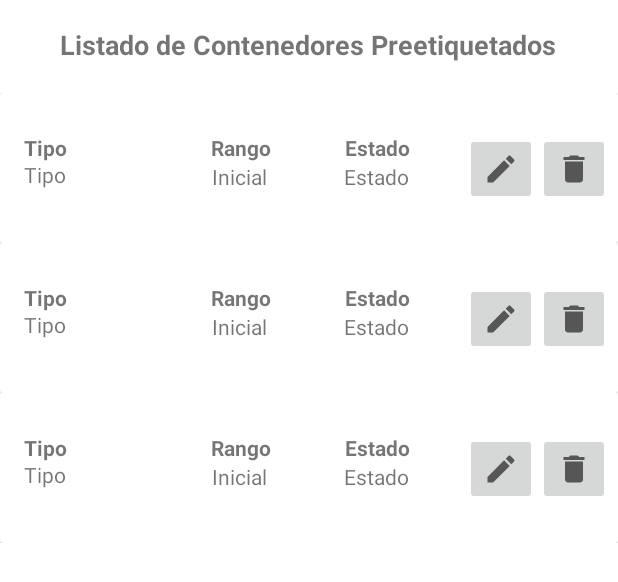
After one commit to evilca/proyecto-reniec, an Android app: the layout activity_editar_rango.xml on its own in the app's theme, with its tools: preview values and no code run, on a phone screen of 412 x 824 dp. The commit adds this screen. Shown: the top 582 px of the screen. Run offline under Robolectric (Android 15) with nearby library versions, the phone set to English and light mode, and no system bars.

Commit message:
Logica Preetiqueta, Modulo Editar Rango con Adaptador y RV

```diff
--- a/app/src/main/java/com/evilca/firebaseapp/MainActivity.java
+++ b/app/src/main/java/com/evilca/firebaseapp/MainActivity.java
@@ -37,6 +37,7 @@ public class MainActivity extends AppCompatActivity {
     private List<Persona> listaPersonas = new ArrayList<>();
 //    ArrayAdapter<Persona> personaArrayAdapter;
     AdaptadorPersonalizado adaptador;
+
     @Override
     protected void onCreate(Bundle savedInstanceState) {
         super.onCreate(savedInstanceState);
--- /dev/null
+++ b/app/src/main/res/layout/activity_editar_rango.xml
@@ -0,0 +1,33 @@
+<?xml version="1.0" encoding="utf-8"?>
+<androidx.constraintlayout.widget.ConstraintLayout xmlns:android="http://schemas.android.com/apk/res/android"
+    xmlns:app="http://schemas.android.com/apk/res-auto"
+    xmlns:tools="http://schemas.android.com/tools"
+    android:layout_width="match_parent"
+    android:layout_height="match_parent"
+    tools:context=".preetiquetado.EditarRangoActivity">
+
+    <TextView
+        android:id="@+id/textView2"
+        android:layout_width="wrap_content"
+        android:layout_height="wrap_content"
+        android:layout_marginStart="40dp"
+        android:text="Listado de Contenedores Preetiquetados"
+        android:textSize="18dp"
+        android:textStyle="bold"
+        app:layout_constraintBottom_toBottomOf="parent"
+        app:layout_constraintHorizontal_bias="0.452"
+        app:layout_constraintLeft_toLeftOf="parent"
+        app:layout_constraintRight_toRightOf="parent"
+        app:layout_constraintStart_toStartOf="parent"
+        app:layout_constraintTop_toTopOf="parent"
+        app:layout_constraintVertical_bias="0.022" />
+
+    <androidx.recyclerview.widget.RecyclerView
+        android:id="@+id/rvRangosPreetiquetado"
+        android:layout_width="match_parent"
+        android:layout_height="500dp"
+        android:layout_marginTop="20dp"
+        app:layout_constraintStart_toStartOf="parent"
+        app:layout_constraintTop_toBottomOf="@+id/textView2"
+        tools:listitem="@layout/fila_preetiqueta" />
+</androidx.constraintlayout.widget.ConstraintLayout>
--- /dev/null
+++ b/app/src/main/res/layout/fila_preetiqueta.xml
@@ -0,0 +1,127 @@
+<?xml version="1.0" encoding="utf-8"?>
+<LinearLayout xmlns:android="http://schemas.android.com/apk/res/android"
+    xmlns:app="http://schemas.android.com/apk/res-auto"
+    xmlns:tools="http://schemas.android.com/tools"
+    android:orientation="vertical"
+    android:layout_width="match_parent"
+    android:layout_height="wrap_content">
+
+
+    <androidx.cardview.widget.CardView
+        android:layout_width="match_parent"
+        android:layout_height="100dp">
+
+        <androidx.constraintlayout.widget.ConstraintLayout
+            android:layout_width="match_parent"
+            android:layout_height="match_parent">
+
+
+            <TextView
+                android:id="@+id/filaTipo"
+                android:layout_width="wrap_content"
+                android:layout_height="wrap_content"
+                android:text="Tipo"
+                app:layout_constraintBottom_toBottomOf="parent"
+                app:layout_constraintEnd_toEndOf="parent"
+                app:layout_constraintHorizontal_bias="0.041"
+                app:layout_constraintStart_toStartOf="parent"
+                app:layout_constraintTop_toTopOf="parent"
+                app:layout_constraintVertical_bias="0.555" />
+
+            <TextView
+                android:id="@+id/filaEstado"
+                android:layout_width="wrap_content"
+                android:layout_height="wrap_content"
+                android:text="Estado"
+                app:layout_constraintBottom_toBottomOf="parent"
+                app:layout_constraintEnd_toEndOf="parent"
+                app:layout_constraintHorizontal_bias="0.622"
+                app:layout_constraintStart_toStartOf="parent"
+                app:layout_constraintTop_toTopOf="parent"
+                app:layout_constraintVertical_bias="0.567" />
+
+            <TextView
+                android:id="@+id/filaInicial"
+                android:layout_width="wrap_content"
+                android:layout_height="wrap_content"
+                android:text="Inicial"
+                app:layout_constraintBottom_toBottomOf="parent"
+                app:layout_constraintEnd_toEndOf="parent"
+                app:layout_constraintHorizontal_bias="0.377"
+                app:layout_constraintStart_toStartOf="parent"
+                app:layout_constraintTop_toTopOf="parent"
+                app:layout_constraintVertical_bias="0.567" />
+
+            <ImageButton
+                android:id="@+id/filaEditarRango"
+                android:layout_width="wrap_content"
+                android:layout_height="wrap_content"
+                android:minHeight="48dp"
+                app:layout_constraintBottom_toBottomOf="parent"
+                app:layout_constraintEnd_toEndOf="parent"
+                app:layout_constraintHorizontal_bias="0.851"
+                app:layout_constraintStart_toStartOf="parent"
+                app:layout_constraintTop_toTopOf="parent"
+                app:layout_constraintVertical_bias="0.519"
+                app:srcCompat="@drawable/icono_editar"
+                tools:ignore="SpeakableTextPresentCheck" />
+
+            <ImageButton
+                android:id="@+id/filaEliminarRango"
+                android:layout_width="wrap_content"
+                android:layout_height="wrap_content"
+                android:minHeight="48dp"
+                app:layout_constraintBottom_toBottomOf="parent"
+                app:layout_constraintEnd_toEndOf="parent"
+                app:layout_constraintHorizontal_bias="0.986"
+                app:layout_constraintStart_toStartOf="parent"
+                app:layout_constraintTop_toTopOf="parent"
+                app:layout_constraintVertical_bias="0.519"
+                app:srcCompat="@drawable/icono_delete"
+                tools:ignore="SpeakableTextPresentCheck" />
+
+            <TextView
+                android:id="@+id/textView9"
+                android:layout_width="wrap_content"
+                android:layout_height="wrap_content"
+                android:text="Tipo"
+                android:textStyle="bold"
+                app:layout_constraintBottom_toBottomOf="parent"
+                app:layout_constraintEnd_toEndOf="parent"
+                app:layout_constraintHorizontal_bias="0.041"
+                app:layout_constraintStart_toStartOf="parent"
+                app:layout_constraintTop_toTopOf="parent"
+                app:layout_constraintVertical_bias="0.333" />
+
+            <TextView
+                android:id="@+id/textView11"
+                android:layout_width="wrap_content"
+                android:layout_height="wrap_content"
+                android:text="Rango"
+                android:textStyle="bold"
+                app:layout_constraintBottom_toBottomOf="parent"
+                app:layout_constraintEnd_toEndOf="parent"
+                app:layout_constraintHorizontal_bias="0.378"
+                app:layout_constraintStart_toStartOf="parent"
+                app:layout_constraintTop_toTopOf="parent"
+                app:layout_constraintVertical_bias="0.333" />
+
+            <TextView
+                android:id="@+id/textView13"
+                android:layout_width="wrap_content"
+                android:layout_height="wrap_content"
+                android:text="Estado"
+                android:textStyle="bold"
+                app:layout_constraintBottom_toBottomOf="parent"
+                app:layout_constraintEnd_toEndOf="parent"
+                app:layout_constraintHorizontal_bias="0.623"
+                app:layout_constraintStart_toStartOf="parent"
+                app:layout_constraintTop_toTopOf="parent"
+                app:layout_constraintVertical_bias="0.333" />
+
+        </androidx.constraintlayout.widget.ConstraintLayout>
+
+    </androidx.cardview.widget.CardView>
+
+
+</LinearLayout>
```
Also changed, not shown: app/src/main/AndroidManifest.xml (+6 -5 lines), app/src/main/java/com/evilca/firebaseapp/AdaptadorPreetiquetado.java (added, +114 -0 lines), app/src/main/java/com/evilca/firebaseapp/MapsActivity.java (+4 -4 lines), app/src/main/java/com/evilca/firebaseapp/MenuActivity.java (+13 -1 lines), app/src/main/java/com/evilca/firebaseapp/modelo/Preetiqueta.java (added, +60 -0 lines), app/src/main/java/com/evilca/firebaseapp/preetiquetado/EditarRangoActivity.java (added, +84 -0 lines), app/src/main/java/com/evilca/firebaseapp/preetiquetado/PreetiquetadoActivity.java (+110 -13 lines), app/src/main/res/layout/activity_menu.xml (+5 -4 lines), app/src/main/res/layout/activity_preetiquetado.xml (+21 -15 lines).
